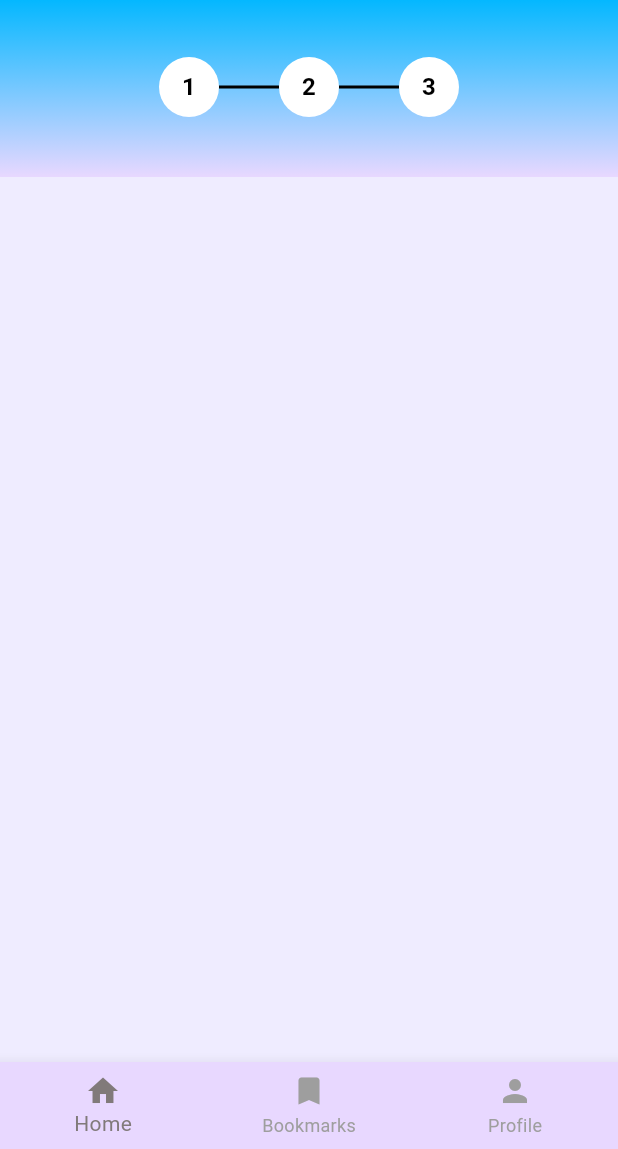
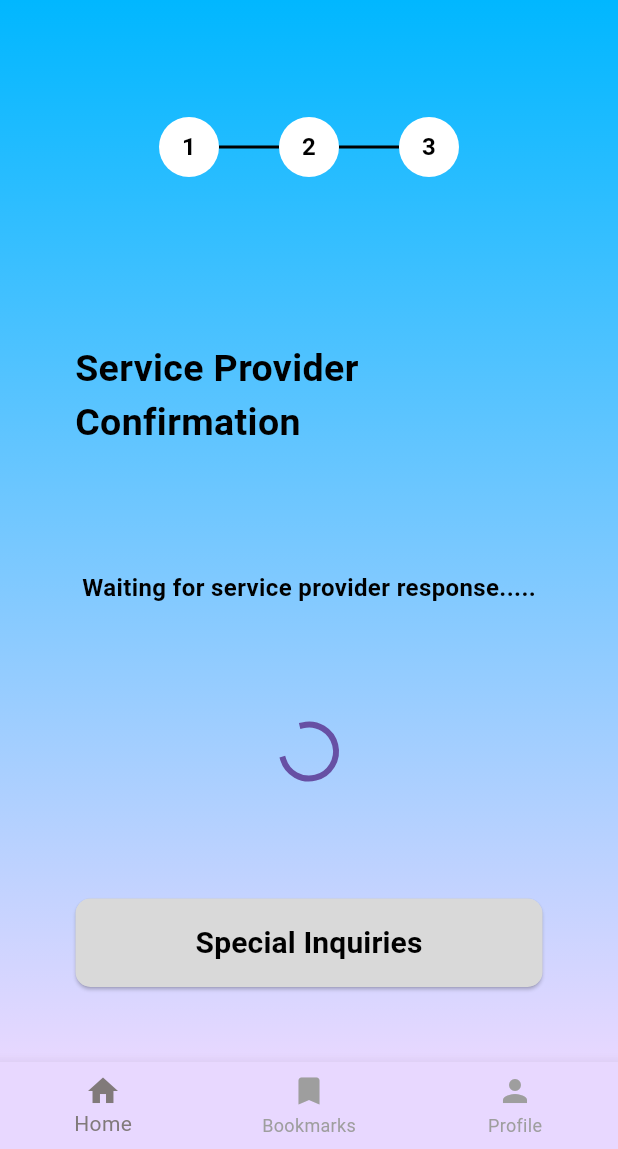
Before and after one commit to BinodPerera/HelaFix, a Flutter app: the JobDone screen opened by its route, on a phone screen of 412 x 824 dp, the part 87-1236 px from its top. Run offline on Flutter 3.47's test engine with Material 3 defaults, Android fonts, the phone set to English and light mode, and no system bars.

Commit message:
job one page done

```diff
--- a/helafix_mobile_app/lib/pages/job-done.dart
+++ b/helafix_mobile_app/lib/pages/job-done.dart
@@ -11,22 +11,20 @@ class JobDone extends StatelessWidget {
   @override
   Widget build(BuildContext context) {
     final themeProvider = Provider.of<ThemeProvider>(context);
-    int currentStep = 1; // This is a static value for now, modify it as needed.
+    int currentStep = 1;
 
     return Scaffold(
       appBar: CustomAppBar(),
-      backgroundColor: themeProvider.isDarkMode ? AppColours.primaryDark : AppColours.primaryLight,
+      backgroundColor: themeProvider.isDarkMode? AppColours.primaryDark: AppColours.primaryLight,
       body: Container(
         padding: EdgeInsets.all(10),
         decoration: BoxDecoration(
-          gradient: themeProvider.isDarkMode ? AppColours.backgroundGradientDark : AppColours.backgroundGradientLight,
+          gradient: themeProvider.isDarkMode? AppColours.backgroundGradientDark: AppColours.backgroundGradientLight,
         ),
-        child: SingleChildScrollView(
           child: Column(
             children: [
-
               Container(
-                padding: EdgeInsets.all(30),
+                padding: EdgeInsets.all(70),
                 child: Row(
                   mainAxisAlignment: MainAxisAlignment.center,
                   children: [
@@ -53,9 +51,61 @@ class JobDone extends StatelessWidget {
                   ],
                 ),
               ),
+              Container(
+                padding: EdgeInsets.all(40),
+                child: Text(
+                  'Service Provider Confirmation',
+                  style: TextStyle(
+                    color: themeProvider.isDarkMode
+                        ? AppColours.dark
+                        : AppColours.light,
+                    fontSize: 25,
+                    fontWeight: FontWeight.bold,
+                  ),
+                ),
+              ),
+              Container(
+                padding: EdgeInsets.all(40),
+                child: Text(
+                  'Waiting for service provider response.....',
+                  style: TextStyle(
+                    color: themeProvider.isDarkMode
+                        ? AppColours.dark
+                        : AppColours.light,
+                    fontSize: 16,
+                    fontWeight: FontWeight.bold,
+                  ),
+                ),
+              ),
+              Container(
+                padding: EdgeInsets.all(40),
+                child: CircularProgressIndicator(),
+              ),
+              Container(
+                padding: EdgeInsets.all(40),
+                child: ElevatedButton(
+                  style: ElevatedButton.styleFrom(
+                    foregroundColor: const Color.fromARGB(255, 0, 0, 0), backgroundColor: const Color.fromRGBO(217, 217, 217, 1),
+                    padding: EdgeInsets.symmetric(horizontal: 80, vertical: 15),
+                    shape: RoundedRectangleBorder(
+                      borderRadius: BorderRadius.circular(10),
+                    ),
+                  ),
+                  onPressed: () {
+                    ScaffoldMessenger.of(context).showSnackBar(
+                      SnackBar(content: Text('Button was clicked!')),
+                    );
+                  },
+                  child: Text('Special Inquiries',
+                  style: TextStyle(
+                    color: themeProvider.isDarkMode ? AppColours.dark : AppColours.light,
+                    fontSize: 20,
+                    fontWeight: FontWeight.bold,
+                  ),),
+                ),
+              ),
             ],
           ),
-        ),
       ),
       bottomNavigationBar: CustomBottomNavBar(
         onItemTapped: (index) {
```
